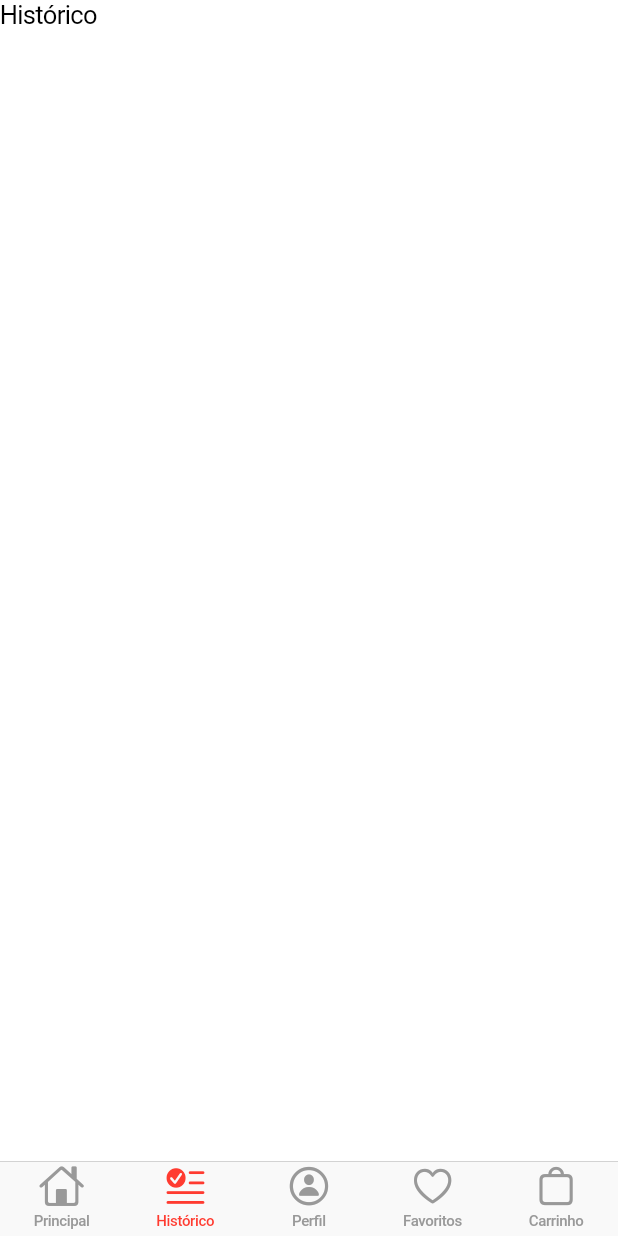
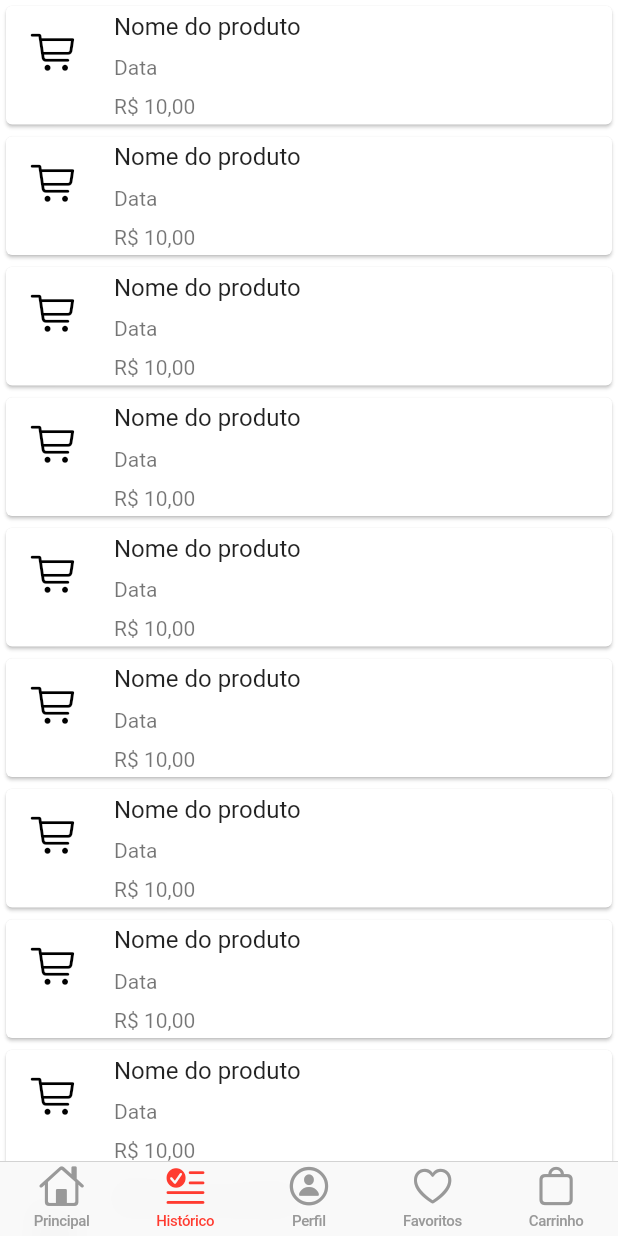
Before and after one commit to RToramaru/delivery_app, a Flutter app: the screen it shows after launch, item 2 of the bottom bar chosen, on a phone screen of 412 x 824 dp. Run offline on Flutter 3.47's test engine with Material 2 defaults, Android fonts, the phone set to English and light mode, and no system bars; our stand-ins replace wave.

Commit message:
create of interface of fragment historic

```diff
--- /dev/null
+++ b/lib/pages/fragments/historic_fragment.dart
@@ -0,0 +1,39 @@
+import 'package:flutter/cupertino.dart';
+import 'package:flutter/material.dart';
+
+class HistoricFragment extends StatefulWidget {
+  const HistoricFragment({Key? key}) : super(key: key);
+
+  @override
+  State<HistoricFragment> createState() => _HistoricFragmentState();
+}
+
+class _HistoricFragmentState extends State<HistoricFragment> {
+  @override
+  Widget build(BuildContext context) {
+    return ListView.builder(itemCount: 10, itemBuilder: (context, index) {
+      return Container(
+        child: Card(
+          child: ListTile(
+            leading: Icon(CupertinoIcons.shopping_cart,
+                      size: 30, color: CupertinoColors.black),
+            title: Text('Nome do produto'),
+            subtitle: Column(
+              crossAxisAlignment: CrossAxisAlignment.start,
+              children: [
+                Padding(
+                  padding: const EdgeInsets.only(top: 10),
+                  child: Text('Data'),
+                ),
+                Padding(
+                  padding: const EdgeInsets.only(top: 10),
+                  child: Text('R\$ 10,00'),
+                ),
+              ],
+            ),
+          ),
+        ),
+      );
+    },);
+  }
+}
--- a/lib/pages/home_page.dart
+++ b/lib/pages/home_page.dart
@@ -1,4 +1,5 @@
 import 'package:delivery_app/pages/fragments/favorites_fragment.dart';
+import 'package:delivery_app/pages/fragments/historic_fragment.dart';
 import 'package:delivery_app/pages/fragments/home_fragment.dart';
 import 'package:delivery_app/pages/fragments/profile_fragment.dart';
 import 'package:flutter/cupertino.dart';
@@ -13,7 +14,7 @@ class HomePage extends StatefulWidget {
 class _HomePageState extends State<HomePage> {
   List<Widget> screens = [
     HomeFragment(),
-    const Text('Histórico'),
+    HistoricFragment(),
     ProfileFragment(),
     FavoritesFragment(),
     const Text('Carrinho'),
```
